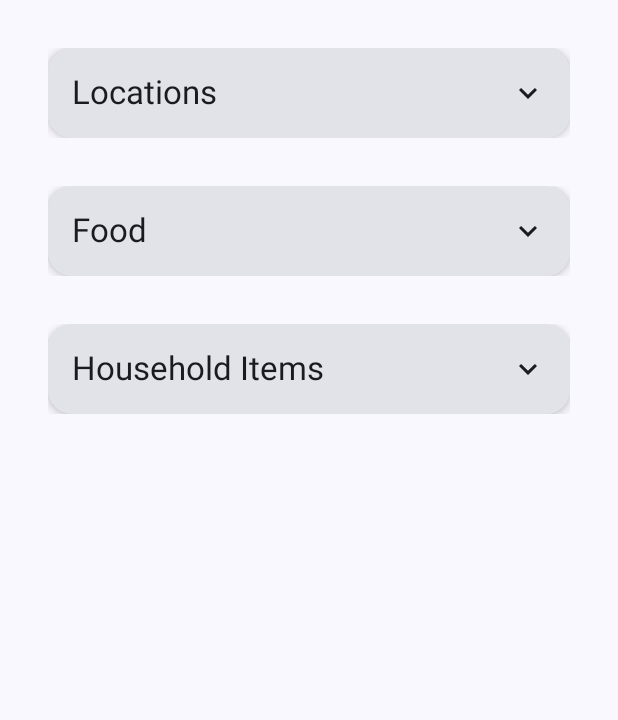
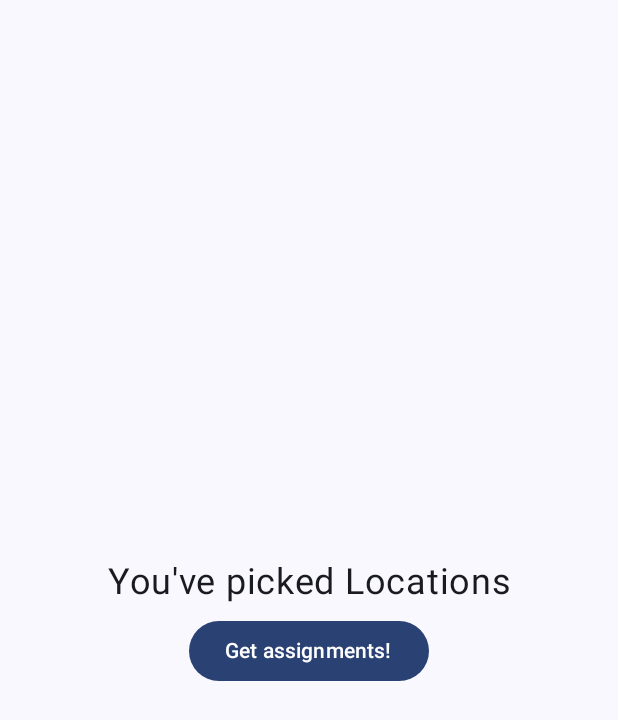
Before and after one commit to deepitc/SpyLoop, an Android app built with Jetpack Compose: the CategoriesScreen screen opened through its navigation route, after a tap on "Locations", on a phone screen of 412 x 824 dp. Shown: the top 720 px of the screen. Run offline under Robolectric (Android 15) with nearby library versions, the phone set to English and light mode, and no system bars; our stand-ins replace Dagger/Hilt's generated code.

Commit message:
adding updated player assingments and navigation

```diff
--- a/app/src/main/java/hu/ait/spyloop/MainActivity.kt
+++ b/app/src/main/java/hu/ait/spyloop/MainActivity.kt
@@ -14,8 +14,12 @@ import androidx.navigation.compose.composable
 import androidx.navigation.compose.rememberNavController
 import androidx.navigation.navArgument
 import dagger.hilt.android.AndroidEntryPoint
+import hu.ait.spyloop.data.Player
+import hu.ait.spyloop.ui.screen.AssignmentScreen
 import hu.ait.spyloop.ui.screen.CategoriesScreen
+import hu.ait.spyloop.ui.screen.ConfirmationScreen
 import hu.ait.spyloop.ui.screen.GameScreen
+import hu.ait.spyloop.ui.screen.PlayScreen
 import hu.ait.spyloop.ui.screen.SplashScreen
 import hu.ait.spyloop.ui.screen.StartScreen
 import hu.ait.spyloop.ui.theme.SpyLoopTheme
@@ -73,7 +77,52 @@ fun NavHost (
         ) {
             val category = it.arguments?.getString("category")
             GameScreen(
-                categoryName = category!!
+                categoryName = category!!,
+                onNavigateToConfirmationScreen = {
+                        category -> navController.navigate("confirmationscreen/$category")
+                }
+            )
+        }
+
+        composable("confirmationscreen/{category}",
+            arguments = listOf(
+                navArgument("category"){type = NavType.StringType},
+            )
+        ) {
+            val category = it.arguments?.getString("category")
+            ConfirmationScreen(
+                categoryName = category!!,
+                onNavigateToAssignmentScreen = {
+                        category, playerName -> navController.navigate("assignmentscreen/$category/$playerName")
+                },
+                onNavigateToPlayScreen = {
+                    navController.navigate("playscreen")
+                }
+            )
+        }
+
+        composable("assignmentscreen/{category}/{playerName}",
+            arguments = listOf(
+                navArgument("category"){type = NavType.StringType},
+                navArgument("playerName"){type = NavType.StringType},
+            )
+        ) {
+            val category = it.arguments?.getString("category")
+            val playerName = it.arguments?.getString("playerName")
+            AssignmentScreen(
+                categoryName = category!!,
+                playerName = playerName!!,
+                onNavigateToConfirmationScreen = {
+                        category -> navController.navigate("confirmationscreen/$category")
+                }
+            )
+        }
+
+        composable("playscreen"){
+            PlayScreen(
+                onNavigateToVotingScreen = {
+                    navController.navigate("votingscreen")
+                }
             )
         }
     }
--- a/app/src/main/java/hu/ait/spyloop/ui/screen/GameScreen.kt
+++ b/app/src/main/java/hu/ait/spyloop/ui/screen/GameScreen.kt
@@ -13,93 +13,32 @@ import androidx.compose.ui.unit.sp
 import androidx.hilt.navigation.compose.hiltViewModel
 import hu.ait.spyloop.data.Player
 
-@OptIn(ExperimentalMaterial3Api::class)
 @Composable
 fun GameScreen(
-    startViewModel: StartViewModel = hiltViewModel(),
     categoryName: String,
+    onNavigateToConfirmationScreen: (String) -> Unit
 ) {
-    //val categoryName = "Food"
-/*
-    val players = listOf(
-        Player("Player 1", false),
-        Player("Player 2", false),
-        Player("Player 3", true),
-    )
-
- */
-
-    val players = startViewModel.getAllPlayers()
-
-    // might want to move this to the categories screen? we can play around with it
-    val outOfLooper: Player = startViewModel.pickOutOfLoop(players)
-
-    var currentPlayerIndex by remember { mutableStateOf(0) }
-
-    //val outOfLooper = players[2]
-
     Column(
         modifier = Modifier
             .fillMaxSize()
-            .padding(16.dp)
+            .padding(16.dp),
+        verticalArrangement = Arrangement.Center,
+        horizontalAlignment = Alignment.CenterHorizontally
     ) {
-        TopAppBar(
-            title = {
-                Text(
-                    text = "Welcome to Category $categoryName",
-                    fontSize = 24.sp,
-                    fontWeight = FontWeight.Bold,
-                    textAlign = TextAlign.Center,
-                    modifier = Modifier.fillMaxWidth()
-                )
-            },
-            modifier = Modifier
-                .fillMaxWidth()
-        )
 
         Text(
-            text = "Hello ${players}, this is the GameScreen !",
-            fontSize = 20.sp,
-            fontWeight = FontWeight.Normal,
+            text = "You've picked $categoryName",
+            fontSize = 24.sp,
             textAlign = TextAlign.Center,
             modifier = Modifier
                 .fillMaxWidth()
-                .padding(16.dp)
+                .padding(8.dp)
         )
 
-        Text(
-            text = "Out of Looper is $outOfLooper",
-            fontSize = 20.sp,
-            fontWeight = FontWeight.Normal,
-            textAlign = TextAlign.Center,
-            modifier = Modifier
-                .fillMaxWidth()
-                .padding(16.dp)
-        )
+        Button(onClick = { onNavigateToConfirmationScreen(categoryName) }) {
+            Text(text = "Get assignments!")
 
-        Confirmation(players[currentPlayerIndex]) {
-            if (currentPlayerIndex < players.size - 1) {
-                currentPlayerIndex++
-            } else {
-                // fill in
-            }
         }
+
     }
 }
-
-@Composable
-fun Confirmation(player: Player, onNavigateToAssignments: () -> Unit) {
-    Column(
-        modifier = Modifier.fillMaxSize(),
-        horizontalAlignment = Alignment.CenterHorizontally,
-        verticalArrangement = Arrangement.Center
-    ) {
-        Text(text = "Is this $player?", fontSize = 24.sp, textAlign = TextAlign.Center)
-
-        Spacer(modifier = Modifier.height(16.dp))
-
-        Button(onClick = onNavigateToAssignments) {
-            Text(text = "Yes!")
-        }
-    }
-}
--- a/app/src/main/java/hu/ait/spyloop/ui/screen/StartScreen.kt
+++ b/app/src/main/java/hu/ait/spyloop/ui/screen/StartScreen.kt
@@ -11,7 +11,6 @@ import androidx.compose.foundation.layout.*
 import androidx.compose.foundation.lazy.LazyColumn
 import androidx.compose.foundation.lazy.items
 import androidx.compose.foundation.shape.RoundedCornerShape
-import androidx.compose.foundation.text.KeyboardOptions
 import androidx.compose.material.icons.Icons
 import androidx.compose.material.icons.filled.AddCircle
 import androidx.compose.material.icons.filled.Delete
@@ -25,14 +24,11 @@ import androidx.compose.ui.Alignment
 import androidx.compose.ui.Modifier
 import androidx.compose.ui.graphics.Color
 import androidx.compose.ui.platform.LocalContext
-import androidx.compose.ui.res.stringResource
 import androidx.compose.ui.text.font.FontWeight
-import androidx.compose.ui.text.input.KeyboardCapitalization
 import androidx.compose.ui.unit.dp
 import androidx.compose.ui.window.Dialog
 import androidx.compose.ui.window.DialogProperties
 import androidx.hilt.navigation.compose.hiltViewModel
-import androidx.navigation.NavController
 import hu.ait.spyloop.data.Player
 
 @OptIn(ExperimentalMaterial3Api::class)
--- a/app/src/main/java/hu/ait/spyloop/ui/screen/StartViewModel.kt
+++ b/app/src/main/java/hu/ait/spyloop/ui/screen/StartViewModel.kt
@@ -8,12 +8,16 @@ import androidx.lifecycle.ViewModel
 import dagger.hilt.android.lifecycle.HiltViewModel
 import hu.ait.spyloop.data.Player
 import javax.inject.Inject
+import javax.inject.Singleton
 
 @HiltViewModel
 class StartViewModel @Inject constructor(
 ) : ViewModel() {
     val categoriesList: List<String> = listOf("Locations", "Food", "Household Items")
-    private var _players = mutableStateListOf<Player>()
+
+    companion object {
+        var _players = mutableStateListOf<Player>()
+    }
 
     fun getAllPlayers(): List<Player> {
         return _players
```
Also changed, not shown: app/src/main/java/hu/ait/spyloop/ui/screen/AssignmentScreen.kt (+6 -3 lines), app/src/main/java/hu/ait/spyloop/ui/screen/ConfirmationScreen.kt (added, +66 -0 lines), app/src/main/java/hu/ait/spyloop/ui/screen/PlayScreen.kt (added, +23 -0 lines), app/src/main/java/hu/ait/spyloop/ui/screen/VotingScreen.kt (added, +18 -0 lines).
